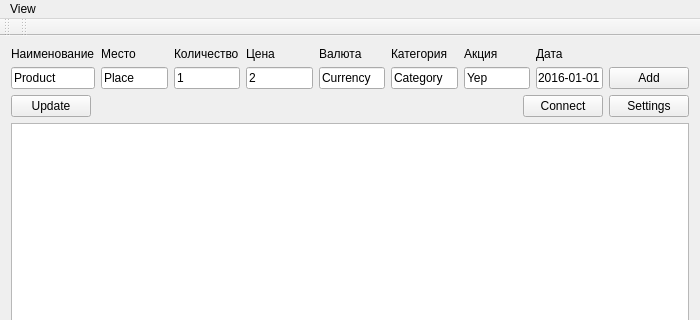
The window that mainwindow.ui (eagerber/accounting) describes before a commit, drawn with Qt 5; both pictures show x 0 to 700 and y 0 to 320 of the 700 by 500 pixel window.
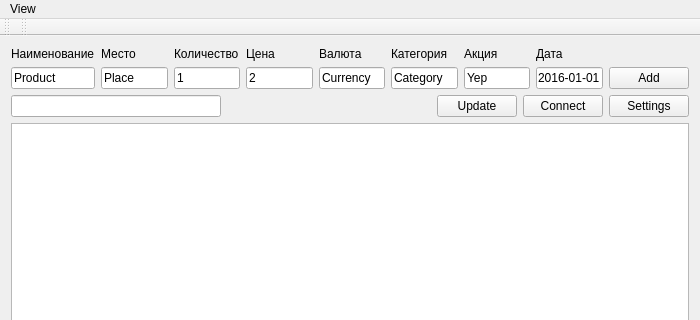
The same window after the commit.

The edit to the form file:
```diff
--- a/mainwindow.ui
+++ b/mainwindow.ui
@@ -144,11 +144,7 @@
        <number>0</number>
       </property>
       <item>
-       <widget class="QPushButton" name="updateButton">
-        <property name="text">
-         <string>Update</string>
-        </property>
-       </widget>
+       <widget class="QLineEdit" name="updateLineEdit"/>
       </item>
       <item>
        <spacer name="horizontalSpacer">
@@ -163,6 +159,13 @@
         </property>
        </spacer>
       </item>
+      <item>
+       <widget class="QPushButton" name="updateButton">
+        <property name="text">
+         <string>Update</string>
+        </property>
+       </widget>
+      </item>
       <item>
        <widget class="QPushButton" name="connectPushButton">
         <property name="text">
```
